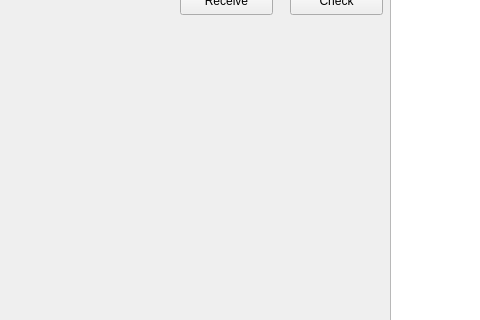
The window that mainwindow.ui (yumekasa5/DeviceControlComponent) describes before a commit, drawn with Qt 5; both pictures show x 140 to 620 and y 193 to 513 of the 800 by 600 pixel window.
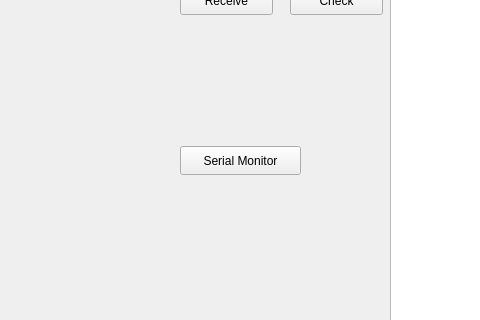
The same window after the commit.

The edit to the form file:
```diff
--- a/mainwindow.ui
+++ b/mainwindow.ui
@@ -128,6 +128,19 @@
      <string/>
     </property>
    </widget>
+   <widget class="QPushButton" name="openSerialMonitorButton">
+    <property name="geometry">
+     <rect>
+      <x>320</x>
+      <y>320</y>
+      <width>121</width>
+      <height>29</height>
+     </rect>
+    </property>
+    <property name="text">
+     <string>Serial Monitor</string>
+    </property>
+   </widget>
   </widget>
   <widget class="QMenuBar" name="menubar">
    <property name="geometry">
```
Left out of the diff: 2 changed lines with no effect on the pictures.
